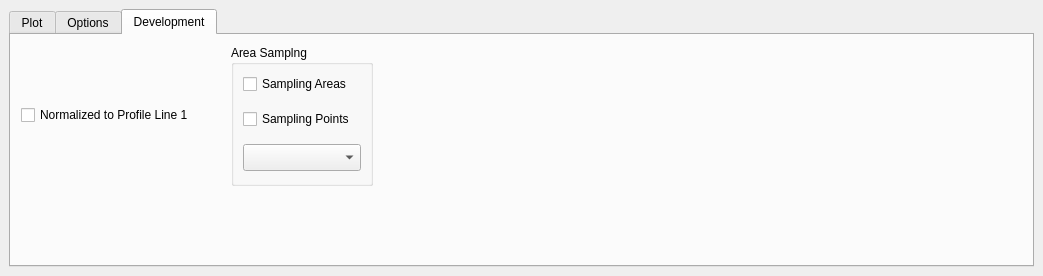
Above: ui/dockWidget.ui from wiscsims/line_profile before the change. Below: the same form after it.
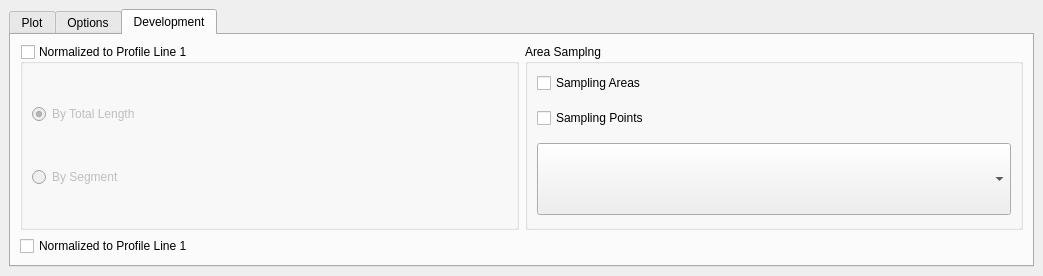
That is the form after the change. The open tabs and pages were chosen to show the change.

Commit message: feat(plot): add normalization of profile lines by segments

The edit to the form file:
```diff
--- a/ui/dockWidget.ui
+++ b/ui/dockWidget.ui
@@ -654,28 +654,44 @@
        <attribute name="title">
         <string>Development</string>
        </attribute>
-       <widget class="QCheckBox" name="ChkBox_pLineNormalize">
-        <property name="geometry">
-         <rect>
-          <x>10</x>
-          <y>70</y>
-          <width>191</width>
-          <height>20</height>
-         </rect>
-        </property>
-        <property name="text">
+       <layout class="QGridLayout" name="gridLayout_3">
+        <item row="0" column="0">
+         <widget class="QGroupBox" name="Grp_Normalized">
+          <property name="title">
          <string>Normalized to Profile Line 1</string>
         </property>
-       </widget>
+          <property name="checkable">
+           <bool>true</bool>
+          </property>
+          <property name="checked">
+           <bool>false</bool>
+          </property>
+          <layout class="QGridLayout" name="gridLayout">
+           <property name="verticalSpacing">
+            <number>12</number>
+           </property>
+           <item row="2" column="0">
+            <widget class="QRadioButton" name="Rdo_By_Segment">
+             <property name="text">
+              <string>By Segment</string>
+             </property>
+            </widget>
+           </item>
+           <item row="1" column="0">
+            <widget class="QRadioButton" name="Rdo_By_Total_Length">
+             <property name="text">
+              <string>By Total Length</string>
+             </property>
+             <property name="checked">
+              <bool>true</bool>
+             </property>
+            </widget>
+           </item>
+          </layout>
+         </widget>
+        </item>
+        <item row="0" column="1">
        <widget class="QGroupBox" name="groupBox_3">
-        <property name="geometry">
-         <rect>
-          <x>220</x>
-          <y>10</y>
-          <width>142</width>
-          <height>141</height>
-         </rect>
-        </property>
         <property name="title">
          <string>Area Samplng</string>
         </property>
@@ -724,6 +740,15 @@
          </item>
         </layout>
        </widget>
+        </item>
+        <item row="1" column="0">
+         <widget class="QCheckBox" name="ChkBox_pLineNormalize">
+          <property name="text">
+           <string>Normalized to Profile Line 1</string>
+          </property>
+         </widget>
+        </item>
+       </layout>
       </widget>
      </widget>
     </item>
```
Left out of the diff: 37 changed lines with no effect on the pictures. Lines whose indentation alone changed are shown as unchanged. The commit also changes 3 other files.
